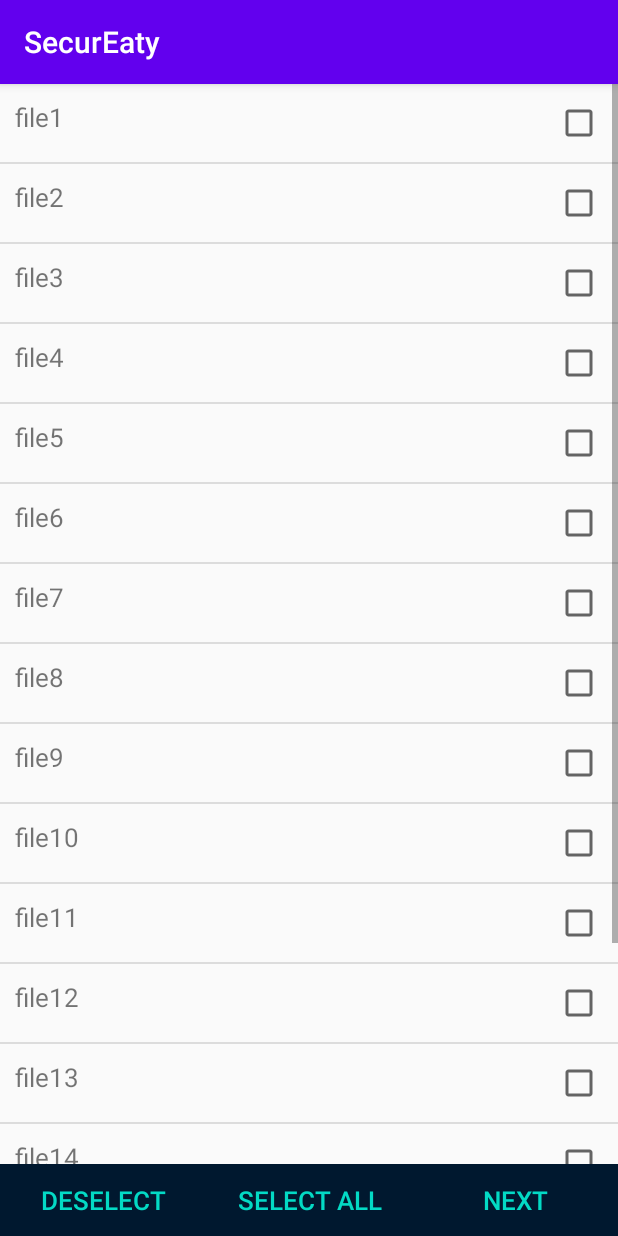
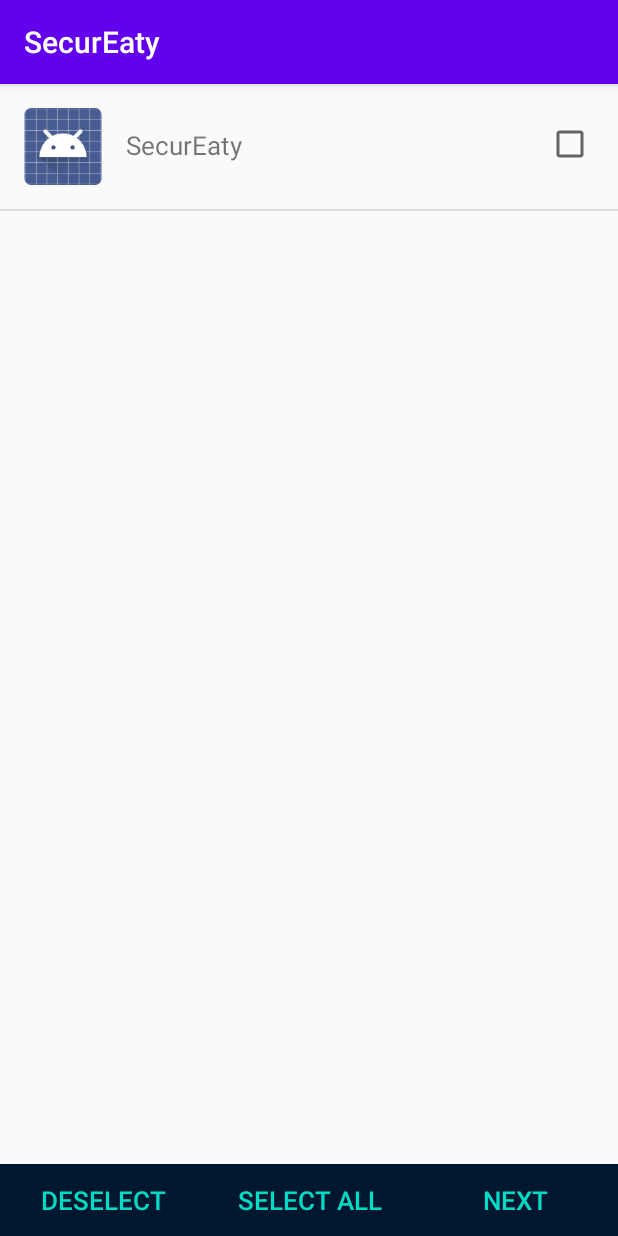
Before and after one commit to apeksha047/SecurEaty, an Android app: the screen it shows after launch (ChooseFileActivity), after a tap on "SCAN", on a phone screen of 412 x 824 dp. Run offline under Robolectric (Android 15) with nearby library versions, the phone set to English and light mode, and no system bars.

Commit message:
added get-packages functionality, refactored code, text_plus_checkbox layout changed

```diff
--- a/app/src/main/AndroidManifest.xml
+++ b/app/src/main/AndroidManifest.xml
@@ -4,6 +4,8 @@
 
     <uses-permission android:name="android.permission.WRITE_EXTERNAL_STORAGE" />
     <uses-permission android:name="android.permission.READ_EXTERNAL_STORAGE" />
+    <uses-permission android:name="android.permission.WRITE_INTERNAL_STORAGE" />
+    <uses-permission android:name="android.permission.READ_INTERNAL_STORAGE" />
 
     <application
         android:allowBackup="true"
@@ -11,7 +13,8 @@
         android:label="@string/app_name"
         android:roundIcon="@mipmap/ic_launcher_app_logo"
         android:supportsRtl="true"
-        android:theme="@style/AppTheme">
+        android:theme="@style/AppTheme"
+        android:requestLegacyExternalStorage="true">
         <activity android:name=".NextActivity"></activity>
         <activity android:name=".ChooseFileActivity" />
         <activity
--- a/app/src/main/java/com/example/secureaty/ChooseFileActivity.java
+++ b/app/src/main/java/com/example/secureaty/ChooseFileActivity.java
@@ -3,61 +3,68 @@ package com.example.secureaty;
 import androidx.annotation.NonNull;
 import androidx.appcompat.app.AppCompatActivity;
 
-import android.content.Context;
 import android.content.Intent;
+import android.content.pm.ApplicationInfo;
+import android.content.pm.PackageInfo;
+import android.content.pm.PackageManager;
 import android.os.Bundle;
 import android.util.Log;
-import android.view.LayoutInflater;
 import android.view.View;
-import android.view.ViewGroup;
-import android.widget.AdapterView;
-import android.widget.ArrayAdapter;
 import android.widget.Button;
-import android.widget.CheckBox;
 import android.widget.ListView;
-import android.widget.TextView;
-import android.widget.Toast;
 
 import java.util.ArrayList;
+import java.util.List;
 
 
 public class ChooseFileActivity extends AppCompatActivity {
+
+    // stuff to get permission to internal files
+    private PermissionResolver permissionResolver;
+    @Override
+    public void onRequestPermissionsResult(int requestCode, @NonNull String[] permissions, @NonNull int[] grantResults) {
+        if (!permissionResolver.onRequestPermissionsResult(requestCode, permissions, grantResults)) {
+            super.onRequestPermissionsResult(requestCode, permissions, grantResults);
+        }
+    }
+    // end of stuff to get permission to internal files
+
     Button nextBtn,deselectAllBtn,selectAllBtn;
-    ArrayList<String> selectedItems=new ArrayList<>();
+
     private ListView lv;
-    private ArrayList<ListIViewItems> listIViewItems;
-    private CustomAdapter customAdapter;
-
-    private  String[] fileList = new String[]{"file1", "file2", "file3", "file4", "file5", "file6", "file7", "file8", "file9", "file10", "file11","file12", "file13", "file14", "file15", "file16", "file17"};
+    private ArrayList<ListViewItem> listViewItems;
+    private PackageListAdapter packageListAdapter;
+    private List<PackageInfo> packages;
 
     @Override
     protected void onCreate(Bundle savedInstanceState) {
         super.onCreate(savedInstanceState);
         setContentView(R.layout.activity_choose_file);
 
+        packages = getPackageManager().getInstalledPackages(PackageManager.GET_META_DATA);
         lv = (ListView) findViewById(R.id.lv);
         nextBtn = (Button) findViewById(R.id.btn_next);
         deselectAllBtn = (Button) findViewById(R.id.btn_deselectAll);
         selectAllBtn = (Button) findViewById(R.id.btn_selectAll);
 
-        listIViewItems = getFile(false);
-        customAdapter = new CustomAdapter(this,listIViewItems);
-        lv.setAdapter(customAdapter);
+        listViewItems = getFiles(false);
+        packageListAdapter = new PackageListAdapter(this, listViewItems);
+        lv.setAdapter(packageListAdapter);
 
         selectAllBtn.setOnClickListener(new View.OnClickListener() {
             @Override
             public void onClick(View v) {
-                listIViewItems = getFile(true);
-                customAdapter = new CustomAdapter(ChooseFileActivity.this,listIViewItems);
-                lv.setAdapter(customAdapter);
+                listViewItems = getFiles(true);
+                packageListAdapter = new PackageListAdapter(ChooseFileActivity.this, listViewItems);
+                lv.setAdapter(packageListAdapter);
             }
         });
         deselectAllBtn.setOnClickListener(new View.OnClickListener() {
             @Override
             public void onClick(View v) {
-                listIViewItems = getFile(false);
-                customAdapter = new CustomAdapter(ChooseFileActivity.this,listIViewItems);
-                lv.setAdapter(customAdapter);
+                listViewItems = getFiles(false);
+                packageListAdapter = new PackageListAdapter(ChooseFileActivity.this, listViewItems);
+                lv.setAdapter(packageListAdapter);
             }
         });
         nextBtn.setOnClickListener(new View.OnClickListener() {
@@ -67,20 +74,36 @@ public class ChooseFileActivity extends AppCompatActivity {
                 startActivity(intent);
             }
         });
-
+        permissionResolver = new PermissionResolver(this);
 
     }
 
-    private ArrayList<ListIViewItems> getFile(boolean isSelect){
-        ArrayList<ListIViewItems> list = new ArrayList<>();
-        for(int i = 0; i < 17; i++){
 
-            ListIViewItems items = new ListIViewItems();
-            items.setSelected(isSelect);
-            items.setFile(fileList[i]);
-            list.add(items);
+    private ArrayList<ListViewItem> getFiles(boolean isSelect){
+        ArrayList<ListViewItem> list = new ArrayList<>();
+        for(PackageInfo p: packages){   //getting apk names from packageInfo
+            if((p.applicationInfo.flags & ApplicationInfo.FLAG_SYSTEM) == 0) {   //check if the application is system and exclude if yes
+                Log.d("toString", p.packageName);
+
+                String name = getPackageManager().getApplicationLabel(p.applicationInfo).toString();
+
+                ListViewItem item = new ListViewItem();
+                item.icon = getPackageManager().getApplicationIcon(p.applicationInfo);
+                item.setSelected(isSelect);
+                item.setPackageName(name);
+                list.add(item);
+            }
         }
         return list;
     }
-
 }
+//  ----extract file (for future processing)----
+//    public List<String> getPackageInfo(){
+//        List<File> files = new ArrayList<File>();
+//        for(PackageInfo p: packages){
+//            if((p.applicationInfo.flags & ApplicationInfo.FLAG_SYSTEM) == 0) {   //check if the application is system and exclude if yes
+//                Log.d("toString", p.toString());
+//                files.add(new File(p.applicationInfo.sourceDir));
+//            }
+//        }
+//        Log.d("files", "" + files);
--- a/app/src/main/java/com/example/secureaty/ListIViewItems.java
+++ /dev/null
@@ -1,22 +0,0 @@
-package com.example.secureaty;
-
-public class ListIViewItems {
-    private boolean isSelected;
-    private String file;
-
-    public String getFile() {
-        return file;
-    }
-
-    public void setFile(String file) {
-        this.file = file;
-    }
-
-    public boolean getSelected() {
-        return isSelected;
-    }
-
-    public void setSelected(boolean selected) {
-        isSelected = selected;
-    }
-}
--- /dev/null
+++ b/app/src/main/java/com/example/secureaty/ListViewItem.java
@@ -0,0 +1,25 @@
+package com.example.secureaty;
+
+import android.graphics.drawable.Drawable;
+
+public class ListViewItem {
+    private boolean isSelected;
+    private String packageName;
+    public Drawable icon;
+
+    public String getPackageName() {
+        return packageName;
+    }
+
+    public void setPackageName(String packageName) {
+        this.packageName = packageName;
+    }
+
+    public boolean getSelected() {
+        return isSelected;
+    }
+
+    public void setSelected(boolean selected) {
+        isSelected = selected;
+    }
+}
--- a/app/src/main/java/com/example/secureaty/MainActivity.java
+++ b/app/src/main/java/com/example/secureaty/MainActivity.java
@@ -7,6 +7,7 @@ import android.os.Bundle;
 import android.view.View;
 import android.widget.Button;
 
+
 public class MainActivity extends AppCompatActivity {
     Button Scanbtn;
 
@@ -14,7 +15,6 @@ public class MainActivity extends AppCompatActivity {
     protected void onCreate(Bundle savedInstanceState) {
         super.onCreate(savedInstanceState);
         setContentView(R.layout.activity_main);
-
         Scanbtn = (Button) findViewById(R.id.Scanbutton);
         Scanbtn.setOnClickListener(new View.OnClickListener() {
             @Override
@@ -23,6 +23,8 @@ public class MainActivity extends AppCompatActivity {
             }
         });
     }
+
+
     public void ChooseFileActivity(){
         Intent intent_chooseFileActivity= new Intent(this,ChooseFileActivity.class);
         startActivity(intent_chooseFileActivity);
--- a/app/src/main/java/com/example/secureaty/NextActivity.java
+++ b/app/src/main/java/com/example/secureaty/NextActivity.java
@@ -15,9 +15,9 @@ public class NextActivity extends AppCompatActivity {
 
         txt_view = (TextView) findViewById(R.id.text_view);
 
-        for (int i = 0; i < CustomAdapter.listIViewItemsArrayList.size(); i++){
-            if(CustomAdapter.listIViewItemsArrayList.get(i).getSelected()) {
-                txt_view.setText(txt_view.getText() + "\n" + CustomAdapter.listIViewItemsArrayList.get(i).getFile());
+        for (int i = 0; i < PackageListAdapter.viewItems.size(); i++){
+            if(PackageListAdapter.viewItems.get(i).getSelected()) {
+                txt_view.setText(txt_view.getText() + "\n" + PackageListAdapter.viewItems.get(i).getPackageName());
             }
         }
     }
--- a/app/src/main/java/com/example/secureaty/CustomAdapter.java
+++ b/app/src/main/java/com/example/secureaty/PackageListAdapter.java
@@ -6,22 +6,20 @@ import android.view.View;
 import android.view.ViewGroup;
 import android.widget.BaseAdapter;
 import android.widget.CheckBox;
+import android.widget.ImageView;
 import android.widget.TextView;
 import android.widget.Toast;
-import androidx.appcompat.widget.AppCompatTextView;
-
-import androidx.recyclerview.widget.RecyclerView;
 
 import java.util.ArrayList;
 
-public class CustomAdapter extends BaseAdapter {
+public class PackageListAdapter extends BaseAdapter {
 
     private Context context;
-    public  static ArrayList<ListIViewItems> listIViewItemsArrayList;
+    public  static ArrayList<ListViewItem> viewItems;
 
-    public CustomAdapter(Context context, ArrayList<ListIViewItems> listIViewItemsArrayList){
+    public PackageListAdapter(Context context, ArrayList<ListViewItem> viewItems){
         this.context=context;
-        this.listIViewItemsArrayList=listIViewItemsArrayList;
+        this.viewItems = viewItems;
     }
 
     @Override
@@ -36,12 +34,12 @@ public class CustomAdapter extends BaseAdapter {
 
     @Override
     public int getCount(){
-        return listIViewItemsArrayList.size();
+        return viewItems.size();
     }
 
     @Override
     public Object getItem(int position){
-        return listIViewItemsArrayList.get(position);
+        return viewItems.get(position);
     }
 
     @Override
@@ -60,6 +58,7 @@ public class CustomAdapter extends BaseAdapter {
 
             holder.checkBox = (CheckBox) convertView.findViewById(R.id.checkbox_plus);
             holder.tvFile = (TextView) convertView.findViewById(R.id.file);
+            holder.icon = convertView.findViewById(R.id.icon);
 
             convertView.setTag(holder);
         }else {
@@ -68,10 +67,9 @@ public class CustomAdapter extends BaseAdapter {
         }
 
 
-       // holder.checkBox.setText("Checkbox "+position);
-        holder.tvFile.setText(listIViewItemsArrayList.get(position).getFile());
-
-        holder.checkBox.setChecked(listIViewItemsArrayList.get(position).getSelected());
+        holder.tvFile.setText(viewItems.get(position).getPackageName());
+        holder.icon.setImageDrawable(viewItems.get(position).icon);
+        holder.checkBox.setChecked(viewItems.get(position).getSelected());
 
         holder.checkBox.setTag(R.integer.btnplusview, convertView);
         holder.checkBox.setTag( position);
@@ -84,10 +82,10 @@ public class CustomAdapter extends BaseAdapter {
                 Integer pos = (Integer)  holder.checkBox.getTag();
                 Toast.makeText(context, "Checkbox "+pos+" clicked!", Toast.LENGTH_SHORT).show();
 
-                if(listIViewItemsArrayList.get(pos).getSelected()){
-                    listIViewItemsArrayList.get(pos).setSelected(false);
+                if(viewItems.get(pos).getSelected()){
+                    viewItems.get(pos).setSelected(false);
                 }else {
-                    listIViewItemsArrayList.get(pos).setSelected(true);
+                    viewItems.get(pos).setSelected(true);
                 }
 
             }
@@ -100,6 +98,7 @@ public class CustomAdapter extends BaseAdapter {
 
         protected CheckBox checkBox;
         private TextView tvFile;
+        public ImageView icon;
 
     }
 }
--- /dev/null
+++ b/app/src/main/java/com/example/secureaty/PermissionResolver.java
@@ -0,0 +1,144 @@
+package com.example.secureaty;
+
+import android.annotation.SuppressLint;
+import android.app.Activity;
+import android.app.AlertDialog;
+import android.content.DialogInterface;
+import android.content.Intent;
+import android.content.pm.PackageInfo;
+import android.content.pm.PackageManager;
+import android.net.Uri;
+import android.os.Build;
+import android.provider.Settings;
+
+
+import androidx.annotation.NonNull;
+
+import java.util.Arrays;
+import java.util.LinkedList;
+import java.util.List;
+
+public class PermissionResolver {
+    private static final int REQUEST_CODE = 100500;
+
+    private static final String[] DEFAULT_PERMISSIONS = new String[] {
+            "android.permission.ACCESS_LOCATION_EXTRA_COMMANDS",
+            "android.permission.ACCESS_NETWORK_STATE",
+            "android.permission.ACCESS_NOTIFICATION_POLICY",
+            "android.permission.ACCESS_WIFI_STATE",
+            "android.permission.ACCESS_WIMAX_STATE",
+            "android.permission.BLUETOOTH",
+            "android.permission.BLUETOOTH_ADMIN",
+            "android.permission.BROADCAST_STICKY",
+            "android.permission.CHANGE_NETWORK_STATE",
+            "android.permission.CHANGE_WIFI_MULTICAST_STATE",
+            "android.permission.CHANGE_WIFI_STATE",
+            "android.permission.CHANGE_WIMAX_STATE",
+            "android.permission.DISABLE_KEYGUARD",
+            "android.permission.EXPAND_STATUS_BAR",
+            "android.permission.FLASHLIGHT",
+            "android.permission.GET_ACCOUNTS",
+            "android.permission.GET_PACKAGE_SIZE",
+            "android.permission.INTERNET",
+            "android.permission.KILL_BACKGROUND_PROCESSES",
+            "android.permission.MODIFY_AUDIO_SETTINGS",
+            "android.permission.NFC",
+            "android.permission.READ_SYNC_SETTINGS",
+            "android.permission.READ_SYNC_STATS",
+            "android.permission.RECEIVE_BOOT_COMPLETED",
+            "android.permission.REORDER_TASKS",
+            "android.permission.REQUEST_INSTALL_PACKAGES",
+            "android.permission.SET_TIME_ZONE",
+            "android.permission.SET_WALLPAPER",
+            "android.permission.SET_WALLPAPER_HINTS",
+            "android.permission.SUBSCRIBED_FEEDS_READ",
+            "android.permission.TRANSMIT_IR",
+            "android.permission.USE_FINGERPRINT",
+            "android.permission.VIBRATE",
+            "android.permission.WAKE_LOCK",
+            "android.permission.WRITE_SYNC_SETTINGS",
+            "com.android.alarm.permission.SET_ALARM",
+            "com.android.launcher.permission.INSTALL_SHORTCUT",
+            "com.android.launcher.permission.UNINSTALL_SHORTCUT",
+            "android.permission.ACCESS_SUPERUSER"
+    };
+
+    private Activity activity;
+
+    public PermissionResolver(Activity a) {
+        this.activity = a;
+    }
+
+    public boolean resolve() {
+        if (Build.VERSION.SDK_INT < 23) return true;
+
+        String[] unmet_permissions = getUnmetPermissions();
+        if (unmet_permissions.length < 1) return true;
+
+        activity.requestPermissions(unmet_permissions, REQUEST_CODE);
+
+        return false;
+    }
+
+    @SuppressLint("NewApi")
+    private String[] getUnmetPermissions() {
+        List<String> unmet_permissions = new LinkedList<String>();
+        try {
+            List<String> def  = Arrays.asList(DEFAULT_PERMISSIONS);
+            PackageInfo  info = activity.getPackageManager().getPackageInfo(activity.getPackageName(), PackageManager.GET_PERMISSIONS);
+            for (String perm : info.requestedPermissions) {
+                if (def.contains(perm)) continue;
+                if (activity.checkSelfPermission(perm) == PackageManager.PERMISSION_GRANTED) continue;
+                unmet_permissions.add(perm);
+            }
+        } catch (PackageManager.NameNotFoundException e) {
+            e.printStackTrace();
+            return new String[0];
+        }
+
+        if (unmet_permissions.size() < 1) return new String[0];
+
+        String[] arr = new String[unmet_permissions.size()];
+        unmet_permissions.toArray(arr);
+        return arr;
+    }
+
+    public boolean onRequestPermissionsResult(int requestCode, @NonNull String[] permissions, @NonNull int[] grantResults) {
+        if (requestCode != REQUEST_CODE) return false;
+
+        boolean granted = true;
+        for (int result : grantResults) {
+            if (result != PackageManager.PERMISSION_GRANTED) {
+                granted = false;
+                break;
+            }
+        }
+
+        if (granted) return true;
+
+        showPermissionDialog();
+
+        return true;
+    }
+
+    private void showPermissionDialog() {
+        new AlertDialog.Builder(activity)
+                .setMessage(R.string.alert_perm_body)
+                .setTitle(R.string.alert_perm_title)
+                .setPositiveButton(R.string.alert_perm_btn, new DialogInterface.OnClickListener() {
+                    @Override
+                    public void onClick(DialogInterface dialogInterface, int i) {
+                        activity.startActivity(new Intent()
+                                .setAction(Settings.ACTION_APPLICATION_DETAILS_SETTINGS)
+                                .addCategory(Intent.CATEGORY_DEFAULT)
+                                .setData(Uri.parse("package:" + activity.getApplicationContext().getPackageName()))
+                                .addFlags(Intent.FLAG_ACTIVITY_NEW_TASK)
+                                .addFlags(Intent.FLAG_ACTIVITY_NO_HISTORY)
+                                .addFlags(Intent.FLAG_ACTIVITY_EXCLUDE_FROM_RECENTS)
+                        );
+                    }
+                })
+                .create()
+                .show();
+    }
+}
--- a/app/src/main/res/layout/text_plus_checkbox.xml
+++ b/app/src/main/res/layout/text_plus_checkbox.xml
@@ -1,26 +1,49 @@
 <?xml version="1.0" encoding="utf-8"?>
-<RelativeLayout xmlns:android="http://schemas.android.com/apk/res/android"
+<androidx.constraintlayout.widget.ConstraintLayout xmlns:android="http://schemas.android.com/apk/res/android"
+    xmlns:app="http://schemas.android.com/apk/res-auto"
+    xmlns:tools="http://schemas.android.com/tools"
+    android:id="@+id/relativeLayout"
     android:layout_width="match_parent"
-    android:layout_height="match_parent"
+    android:layout_height="wrap_content"
     android:layout_margin="10dp"
     android:orientation="horizontal">
 
 
+    <ImageView
+        android:id="@+id/icon"
+        android:layout_width="52dp"
+        android:layout_height="51dp"
+        android:layout_marginStart="16dp"
+        android:layout_marginLeft="16dp"
+        android:layout_marginTop="16dp"
+        android:layout_marginBottom="16dp"
+        app:layout_constraintBottom_toBottomOf="parent"
+        app:layout_constraintStart_toStartOf="parent"
+        app:layout_constraintTop_toTopOf="parent"
+        app:srcCompat="@drawable/ic_menu_camera" />
+
     <TextView
         android:id="@+id/file"
-        android:layout_width="300dp"
+        android:layout_width="218dp"
+        android:layout_height="33dp"
+        android:layout_marginStart="16dp"
+        android:layout_marginLeft="16dp"
+        android:layout_marginTop="24dp"
+        android:gravity="center_vertical"
+        android:textSize="17sp"
+        app:layout_constraintLeft_toRightOf="@+id/icon"
+        app:layout_constraintStart_toEndOf="@+id/icon"
+        app:layout_constraintTop_toTopOf="parent"
+        tools:text="file" />
+
+    <CheckBox
+        android:id="@+id/checkbox_plus"
+        android:layout_width="wrap_content"
         android:layout_height="wrap_content"
-        android:layout_margin="10dp"
-        android:text="file"
-        android:textSize="17sp"/>
+        android:layout_marginTop="24dp"
+        android:layout_marginRight="16dp"
+        app:layout_constraintRight_toRightOf="parent"
+        app:layout_constraintTop_toTopOf="parent" />
 
 
-        <CheckBox
-            android:id="@+id/checkbox_plus"
-            android:layout_width="wrap_content"
-            android:layout_height="wrap_content"
-            android:layout_margin="10dp"
-            android:layout_alignParentRight="true"/>
-
-
-</RelativeLayout>
+</androidx.constraintlayout.widget.ConstraintLayout>
--- a/app/src/main/res/values/strings.xml
+++ b/app/src/main/res/values/strings.xml
@@ -11,6 +11,11 @@
     <string name="menu_home">Home</string>
     <string name="menu_gallery">Gallery</string>
     <string name="menu_slideshow">Slideshow</string>
+    <string name="alert_perm_title">Permission required</string>
+    <string name="alert_perm_body">In order to write apk file application must be granted with \"Storage\" permission.\nPlease, open app\'s settings and grant \"Storage\" permission to it.</string>
+    <string name="alert_perm_btn">Open settings</string>
+    <string name="toast_extracted">Apk file was extracted as %s</string>
+    <string name="toast_failed">Failed to extract apk file. See adb log for details.</string>
     <!-- TODO: Remove or change this placeholder text -->
     <string name="hello_blank_fragment">Hello blank fragment</string>
 </resources>
```
Also changed, not shown: 12 other files.
